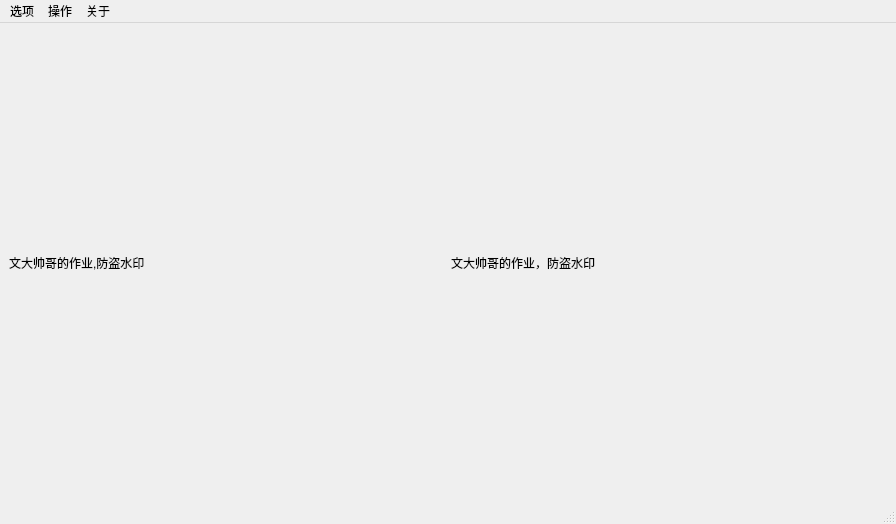
Qt form maingui.ui (sky-wdl/DIP_Program) before a commit.
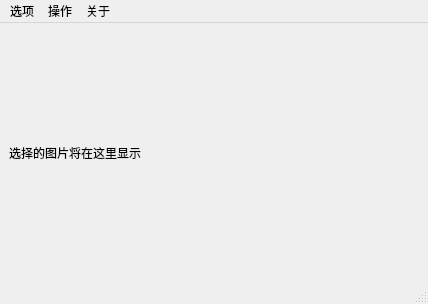
The same form after that commit.

Commit message: 继续推进作业进度，但是好多bug，仍未完成

The edit to the form file:
```diff
--- a/maingui.ui
+++ b/maingui.ui
@@ -7,8 +7,8 @@
    <rect>
     <x>0</x>
     <y>0</y>
-    <width>896</width>
-    <height>524</height>
+    <width>428</width>
+    <height>304</height>
    </rect>
   </property>
   <property name="windowTitle">
@@ -18,15 +18,11 @@
    <layout class="QGridLayout" name="gridLayout">
     <item row="0" column="0">
      <widget class="QLabel" name="label">
-      <property name="text">
-       <string>文大帅哥的作业,防盗水印</string>
+      <property name="toolTipDuration">
+       <number>-1</number>
       </property>
-     </widget>
-    </item>
-    <item row="0" column="1">
-     <widget class="QLabel" name="label_2">
       <property name="text">
-       <string>文大帅哥的作业，防盗水印</string>
+       <string>选择的图片将在这里显示</string>
       </property>
      </widget>
     </item>
@@ -37,7 +33,7 @@
     <rect>
      <x>0</x>
      <y>0</y>
-     <width>896</width>
+     <width>428</width>
      <height>26</height>
     </rect>
    </property>
```
The commit also changes 3 other files.
